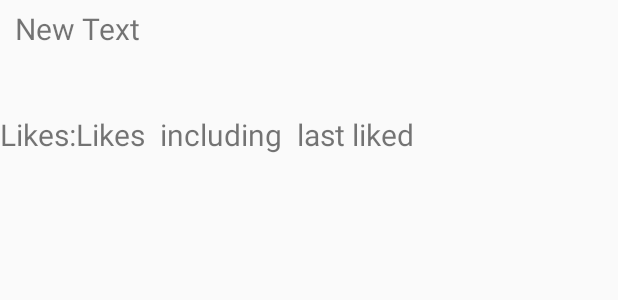
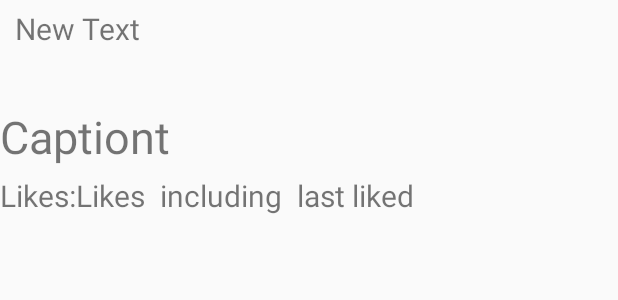
Before and after one commit to talkingkarthik/hw2-instagram, an Android app: the layout post.xml on its own in the app's theme, with its tools: preview values and no code run, on a phone screen of 412 x 824 dp. Shown: the top 300 px of the screen. Run offline under Robolectric (Android 15) with nearby library versions, the phone set to English and light mode, and no system bars.

Commit message:
caption display

```diff
--- a/app/src/main/java/com/example/k/hw1_instagram/MainActivity.java
+++ b/app/src/main/java/com/example/k/hw1_instagram/MainActivity.java
@@ -111,6 +111,9 @@ public class MainActivity extends AppCompatActivity {
                             lastLiked = ((JSONObject)likers.get(0)).getString("full_name");
                         }
 
+                        JSONObject captionObj = item.getJSONObject("caption");
+                        String captionText = captionObj.getString("text");
+
 
                         JSONObject commentsObj = item.getJSONObject("comments");
                         JSONArray comments = commentsObj.getJSONArray("data");
@@ -129,7 +132,7 @@ public class MainActivity extends AppCompatActivity {
 
                         }
 
-                        parrayNew.add(new Post(url, name, picUrl, count, lastLiked, postComments));
+                        parrayNew.add(new Post(url, name, picUrl, count, lastLiked, postComments, captionText));
 
                     }
                 } catch (JSONException e) {
--- a/app/src/main/java/com/example/k/hw1_instagram/PostsAdapter.java
+++ b/app/src/main/java/com/example/k/hw1_instagram/PostsAdapter.java
@@ -57,6 +57,7 @@ public class PostsAdapter extends ArrayAdapter<Post> {
         }
         // Lookup view for data population
         TextView username = (TextView) convertView.findViewById(R.id.name);
+        TextView caption = (TextView) convertView.findViewById(R.id.caption);
         ImageView imageView = (ImageView) convertView.findViewById(R.id.imageView);
         ImageView picView = (ImageView) convertView.findViewById(R.id.picView);
         TextView likesCount = (TextView) convertView.findViewById(R.id.likes);
@@ -65,6 +66,7 @@ public class PostsAdapter extends ArrayAdapter<Post> {
 
         // Populate the data into the template view using the data object
         username.setText(post.getUser());
+        caption.setText(post.getCaption());
         likesCount.setText(post.getLikes().toString());
         lastLiked.setText(post.getLastLiked());
 
--- a/app/src/main/res/layout/post.xml
+++ b/app/src/main/res/layout/post.xml
@@ -29,6 +29,12 @@
 
     </LinearLayout>
 
+    <TextView
+        android:layout_width="wrap_content"
+        android:layout_height="wrap_content"
+        android:text="Captiont"
+        android:id="@+id/caption"
+        android:textSize="30sp"/>
 
 
 
```
Also changed, not shown: app/src/main/java/com/example/k/hw1_instagram/Post.java (+11 -1 lines).
